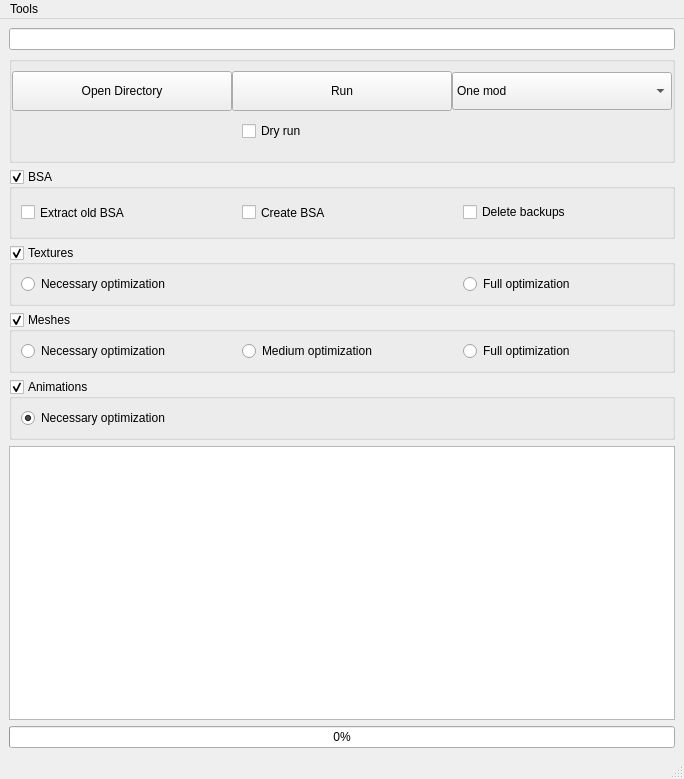
This is CAO_frontend/SkyrimSE.ui in Guekka/cathedral-assets-optimizer as Qt 5 draws it before an edit. The edited form follows.
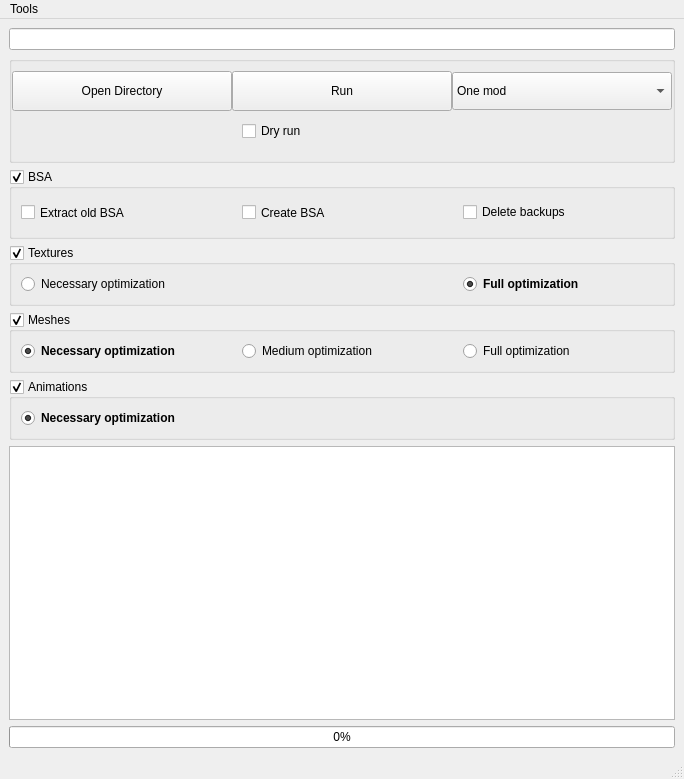
This is the edited form.

Commit message: Recommended settings are now using a bold font. Changed back the frontend name to "Cathedral Assets Optimizer" instead of "Cathedral Assets Optimizer front"

The edit to the form file:
```diff
--- a/CAO_frontend/SkyrimSE.ui
+++ b/CAO_frontend/SkyrimSE.ui
@@ -354,6 +354,12 @@
            <height>0</height>
           </size>
          </property>
+         <property name="font">
+          <font>
+           <weight>75</weight>
+           <bold>true</bold>
+          </font>
+         </property>
          <property name="cursor">
           <cursorShape>WhatsThisCursor</cursorShape>
          </property>
@@ -363,6 +369,9 @@
          <property name="text">
           <string>Full optimization</string>
          </property>
+         <property name="checked">
+          <bool>true</bool>
+         </property>
         </widget>
        </item>
       </layout>
@@ -400,6 +409,12 @@
            <height>0</height>
           </size>
          </property>
+         <property name="font">
+          <font>
+           <weight>75</weight>
+           <bold>true</bold>
+          </font>
+         </property>
          <property name="cursor">
           <cursorShape>WhatsThisCursor</cursorShape>
          </property>
@@ -409,6 +424,9 @@
          <property name="text">
           <string>Necessary optimization</string>
          </property>
+         <property name="checked">
+          <bool>true</bool>
+         </property>
         </widget>
        </item>
        <item alignment="Qt::AlignHCenter">
@@ -499,6 +517,12 @@
            <height>0</height>
           </size>
          </property>
+         <property name="font">
+          <font>
+           <weight>75</weight>
+           <bold>true</bold>
+          </font>
+         </property>
          <property name="cursor">
           <cursorShape>WhatsThisCursor</cursorShape>
          </property>
```
The commit also changes 3 other files.
